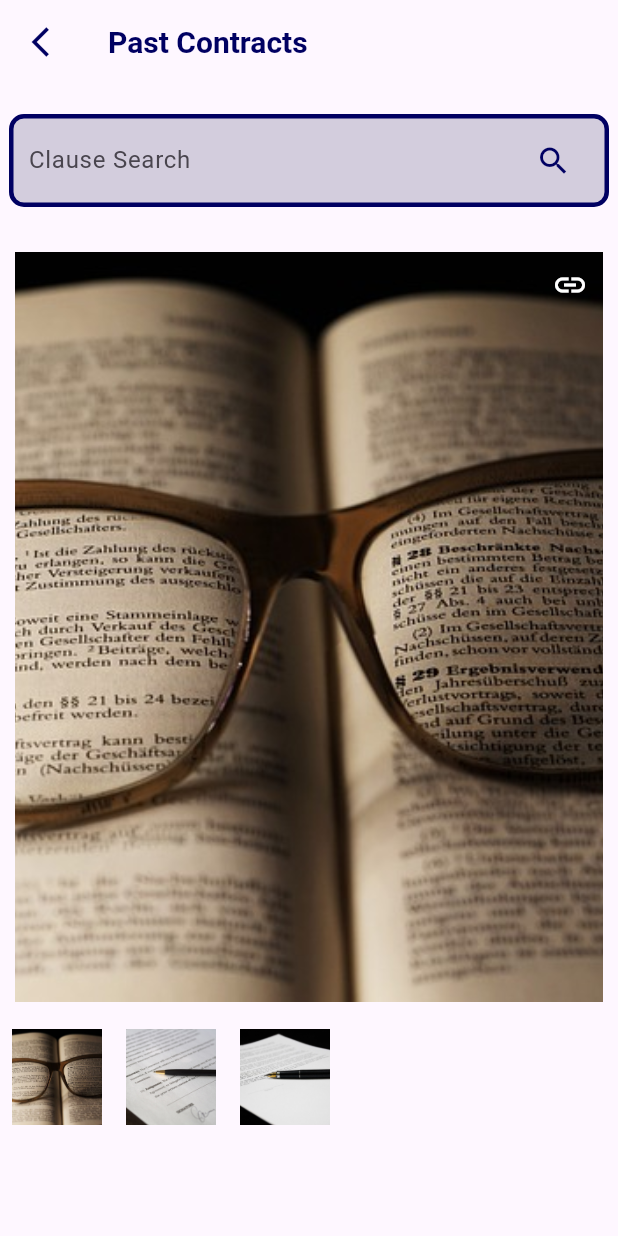
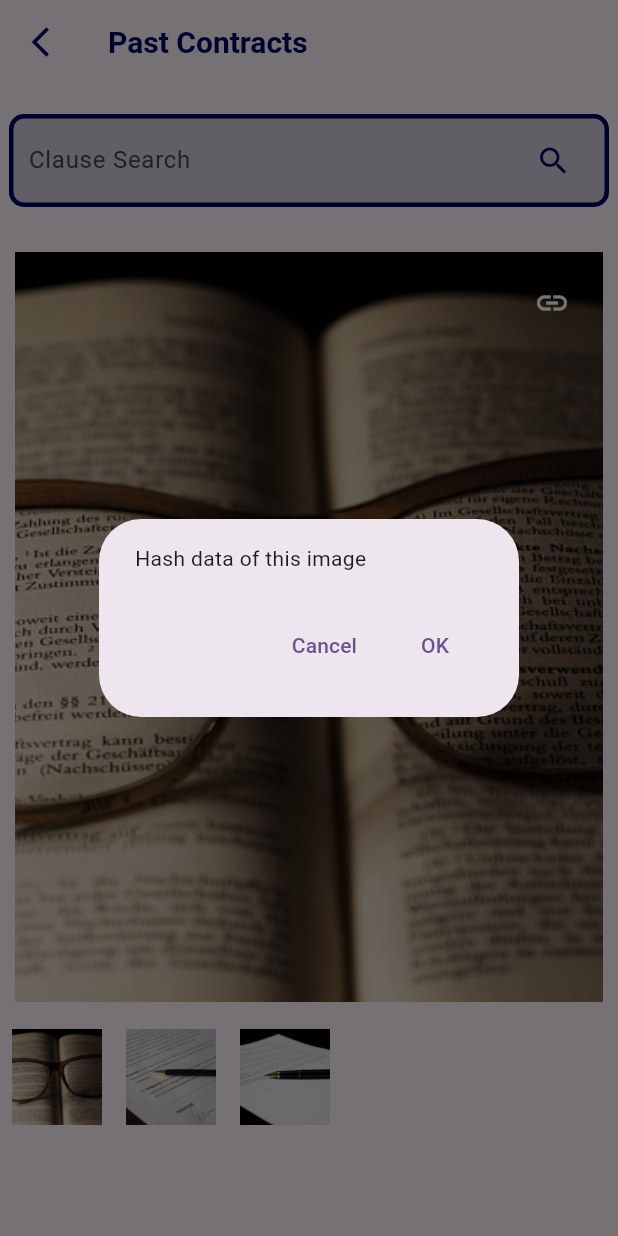
Before and after one commit to 2024gdscsc/pactcheck_front, a Flutter app: the PastContractView screen opened directly, after a tap on the "link" icon, on a phone screen of 412 x 824 dp. Run offline on Flutter 3.47's test engine with Material 3 defaults, Android fonts, the phone set to English and light mode, and no system bars; our stand-ins replace country_picker, dio, dotted_border, image_picker; missing offline and left inert: document_scanner_flutter.

Commit message:
feat:pop hash modal on past contract view page

```diff
--- /dev/null
+++ b/lib/src/components/hash_modal.dart
@@ -0,0 +1,31 @@
+import 'package:flutter/material.dart';
+import 'package:pactcheck_front/src/pages/past-contracts/past_contract_view.dart';
+
+class PopHashModal extends StatelessWidget {
+  const PopHashModal({super.key});
+
+  @override
+  Widget build(BuildContext context) {
+    return IconButton(
+        onPressed: () => showDialog<void>(
+              context: context,
+              builder: (BuildContext context) => AlertDialog(
+                content: const Text('Hash data of this image'),
+                actions: <Widget>[
+                  TextButton(
+                    onPressed: () {
+                      Navigator.pop(context, 'Cancel');
+                    },
+                    child: const Text('Cancel'),
+                  ),
+                  TextButton(
+                      onPressed: () {
+                        Navigator.pop(context, 'OK');
+                      },
+                      child: const Text('OK'))
+                ],
+              ),
+            ),
+        icon: const Icon(Icons.link, color: Colors.white));
+  }
+}
--- a/lib/src/components/photo_gallery.dart
+++ b/lib/src/components/photo_gallery.dart
@@ -1,5 +1,6 @@
 import 'package:flutter/material.dart';
 // import 'package:pactcheck_front/src/pages/past-contracts/past_contract_view.dart';
+import 'package:pactcheck_front/src/components/hash_modal.dart';
 
 class PhotoGallery extends StatefulWidget {
   PhotoGallery({super.key});
@@ -44,12 +45,8 @@ class _PhotoGalleryState extends State<PhotoGallery> {
               ),
             ),
             Container(
-              padding: const EdgeInsets.all(20.0),
-              child: GestureDetector(
-                onTap: () {},
-                child: const Icon(Icons.link, color: Colors.white),
-              ),
-            )
+                padding: const EdgeInsets.all(20.0),
+                child: const PopHashModal())
           ],
         ),
         Container(
```
